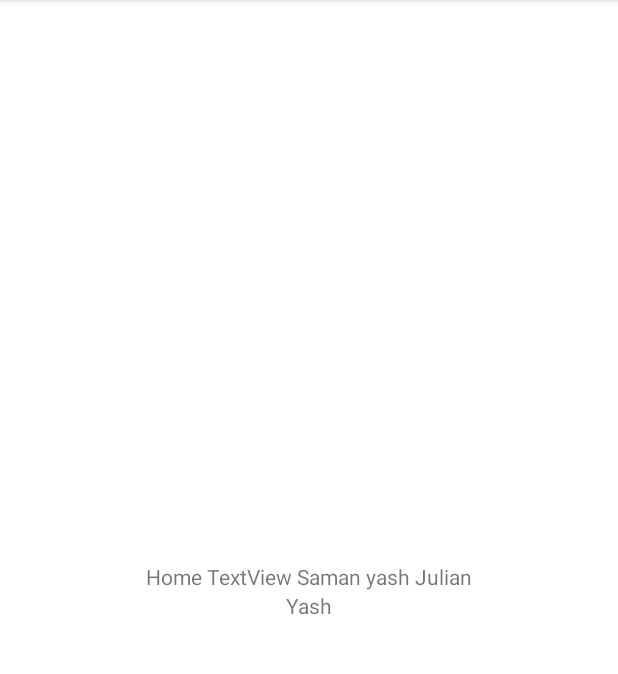
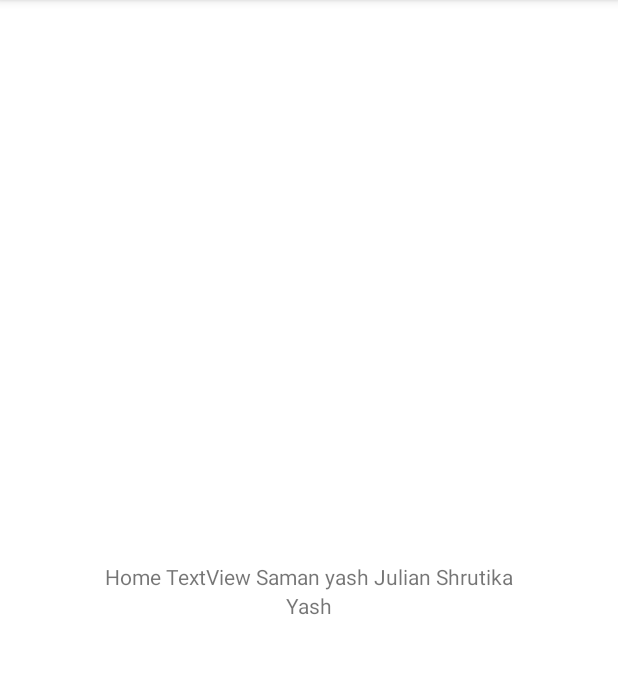
Before and after one commit to yashshah2311/iot-home-automation-android, an Android app: the screen it shows after launch (MainActivity), on a phone screen of 412 x 824 dp, the part 84-758 px from its top. Run offline under Robolectric (Android 15) with nearby library versions, the light colour scheme and no system bars.

Commit message:
Add: textView change

```diff
--- a/app/src/main/res/layout/activity_main.xml
+++ b/app/src/main/res/layout/activity_main.xml
@@ -10,7 +10,7 @@
         android:id="@+id/tvHome"
         android:layout_width="wrap_content"
         android:layout_height="wrap_content"
-        android:text="Home TextView Saman yash Julian"
+        android:text="Home TextView Saman yash Julian Shrutika"
         app:layout_constraintBottom_toBottomOf="parent"
         app:layout_constraintLeft_toLeftOf="parent"
         app:layout_constraintRight_toRightOf="parent"
```
